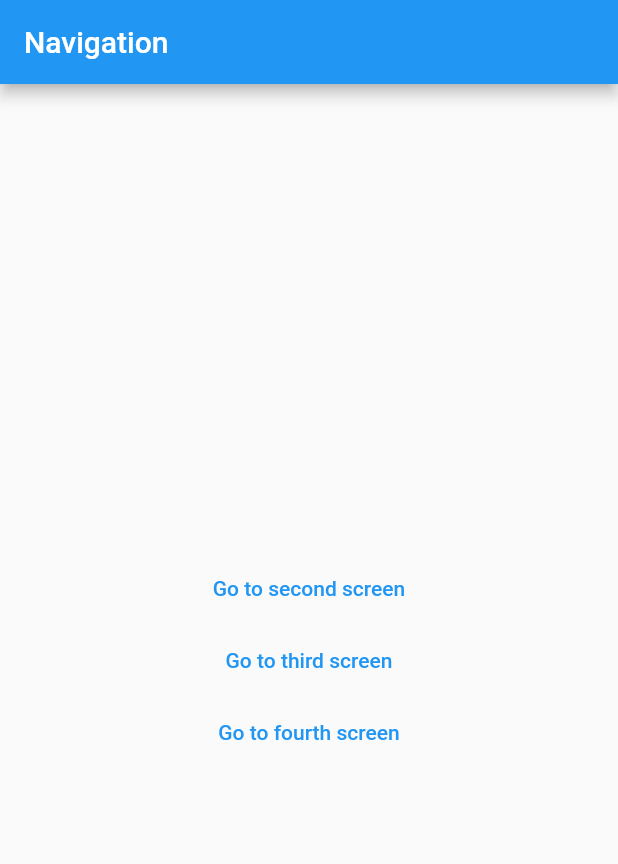
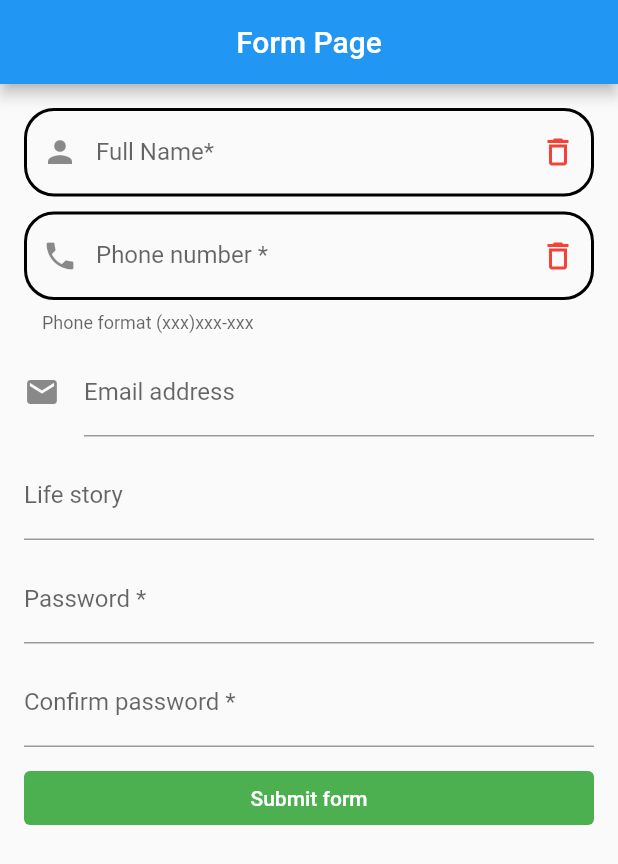
Before and after one commit to Aloxan12/Flutter, a Flutter app: the screen it shows after launch, on a phone screen of 412 x 824 dp. Shown: the top 864 px of the screen. Run offline on Flutter 3.47's test engine with Material 2 defaults, Android fonts, the phone set to English and light mode, and no system bars; our stand-ins replace cached_network_image, dartz, equatable, flutter_bloc, freezed_annotation, hydrated_bloc and 1 more; Roboto replaces fonts that are missing (Georgia).

```diff
--- /dev/null
+++ b/lib/FormPage/form_page.dart
@@ -0,0 +1,96 @@
+import 'package:flutter/cupertino.dart';
+import 'package:flutter/material.dart';
+
+class FormPage extends StatefulWidget {
+  const FormPage({super.key});
+
+  @override
+  State<FormPage> createState() => _FormPage();
+}
+
+class _FormPage extends State<FormPage> {
+  @override
+  Widget build(BuildContext context) {
+    return Scaffold(
+      appBar: AppBar(
+        title: const Text(
+          'Form Page',
+        ),
+        centerTitle: true,
+      ),
+      body: Form(
+        child: ListView(
+          padding: const EdgeInsets.all(16),
+          children: <Widget>[
+            TextField(
+              decoration: InputDecoration(
+                labelText: 'Full Name*',
+                hintText: 'What do people call you?',
+                prefixIcon: Icon(Icons.person),
+                suffixIcon: Icon(
+                  Icons.delete_outline,
+                  color: Colors.red,
+                ),
+                enabledBorder: OutlineInputBorder(
+                    borderRadius: BorderRadius.all(Radius.circular(20)),
+                    borderSide: BorderSide(color: Colors.black, width: 2)),
+                focusedBorder: OutlineInputBorder(
+                    borderRadius: BorderRadius.all(Radius.circular(20)),
+                    borderSide: BorderSide(color: Colors.blue, width: 2)),
+              ),
+            ),
+            SizedBox(height: 10),
+            TextFormField(
+              decoration: InputDecoration(
+                labelText: 'Phone number *',
+                hintText: 'what is your number',
+                helperText: 'Phone format (xxx)xxx-xxx',
+                prefixIcon: Icon(Icons.phone),
+                suffixIcon: Icon(
+                  Icons.delete_outline,
+                  color: Colors.red,
+                ),
+                enabledBorder: OutlineInputBorder(
+                    borderRadius: BorderRadius.all(Radius.circular(20)),
+                    borderSide: BorderSide(color: Colors.black, width: 2)),
+                focusedBorder: OutlineInputBorder(
+                    borderRadius: BorderRadius.all(Radius.circular(20)),
+                    borderSide: BorderSide(color: Colors.blue, width: 2)),
+              ),
+            ),
+            SizedBox(height: 10),
+            TextFormField(
+              decoration: InputDecoration(
+                  labelText: 'Email address',
+                  hintText: 'Enter a email address',
+                  icon: Icon(Icons.email)),
+            ),
+            SizedBox(height: 10),
+            TextFormField(
+              decoration: InputDecoration(labelText: 'Life story', hintText: 'Tell us about yourself'),
+            ),
+            SizedBox(height: 10),
+            TextFormField(
+              decoration: InputDecoration(labelText: 'Password *'),
+            ),
+            SizedBox(height: 10),
+            TextFormField(
+              decoration: InputDecoration(labelText: 'Confirm password *'),
+            ),
+            SizedBox(height: 10),
+            TextButton(
+              onPressed: () {},
+              child: Text(
+                'Submit form',
+                style: TextStyle(color: Colors.white),
+              ),
+              style: ButtonStyle(
+                backgroundColor: MaterialStatePropertyAll<Color>(Colors.green),
+              ),
+            )
+          ],
+        ),
+      ),
+    );
+  }
+}
--- a/lib/main.dart
+++ b/lib/main.dart
@@ -1,5 +1,6 @@
 import 'package:flutter/material.dart';
 import 'package:flutter_bloc/flutter_bloc.dart';
+import 'package:flutter_first_progect/FormPage/form_page.dart';
 import 'package:flutter_first_progect/Navigate/fifth_page.dart';
 import 'package:flutter_first_progect/Navigate/fourth_page.dart';
 import 'package:flutter_first_progect/Navigate/navigate_home_page.dart';
@@ -55,7 +56,7 @@ class MyApp extends StatelessWidget {
                 color: Colors.grey),
           ),
         ),
-        home: const NavigateHomePage(title: 'Navigator apps'),
+        home: const FormPage(),
         routes: {
           '/page2': (context)=> const SecondScreenPage(),
           '/page3': (context)=> ThirdScreenPage(),
```
